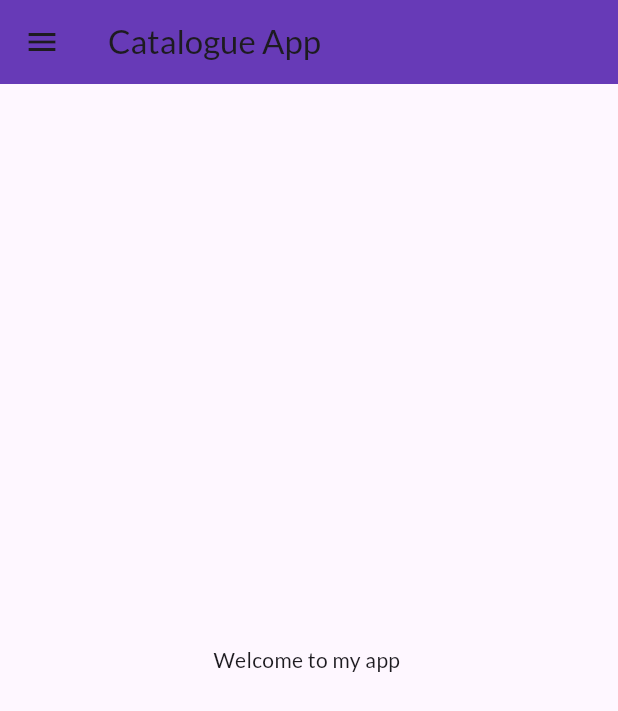
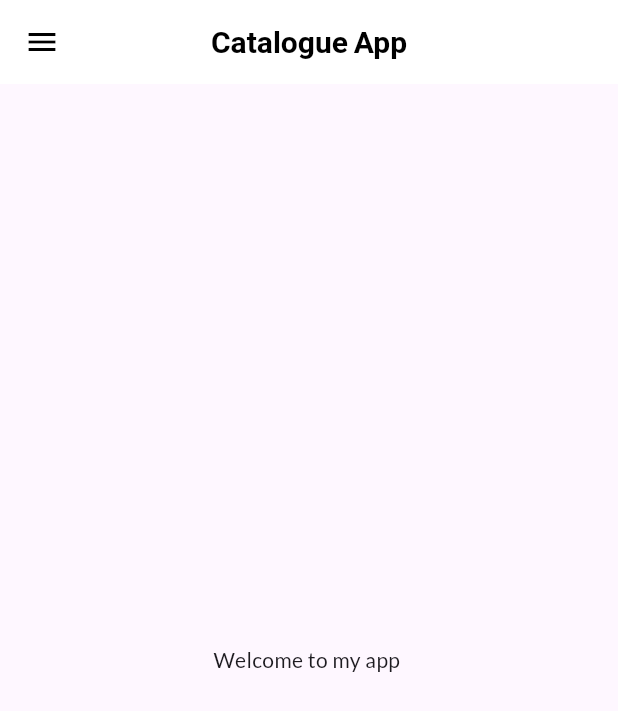
Before and after one commit to AJ7017/Catalog-App-Flutter-, a Flutter app: the screen it shows after launch, on a phone screen of 412 x 824 dp. Shown: the top 711 px of the screen. Run offline on Flutter 3.47's test engine with Material 3 defaults, Android fonts, the phone set to English and light mode, and no system bars; our stand-ins replace google_fonts.

Commit message:
day 9 completed

```diff
--- a/lib/main.dart
+++ b/lib/main.dart
@@ -1,7 +1,9 @@
 import 'package:flutter/material.dart';
+import 'package:flutter/widgets.dart';
 import 'package:flutter_application_1/pages/Homepage.dart';
 import 'package:flutter_application_1/pages/Loginpage.dart';
 import 'package:flutter_application_1/utils/routes.dart';
+import 'package:flutter_application_1/widgets/theme.dart';
 import 'package:google_fonts/google_fonts.dart';
 
 void main() {
@@ -30,14 +32,9 @@ class myapp extends StatelessWidget {
     return MaterialApp(
       //home: HomePage(),
       themeMode: ThemeMode.light, //.dark for dark theme
-      theme: ThemeData(
-        primarySwatch: Colors.deepPurple,
-        fontFamily: GoogleFonts.lato().fontFamily,
-        primaryTextTheme: GoogleFonts.latoTextTheme(),
-      ),
+      theme: MyTheme.lightTheme(context),
+      darkTheme: MyTheme.darkTheme(context),
       debugShowCheckedModeBanner: false,
-      darkTheme: ThemeData(
-        brightness: Brightness.dark),
         initialRoute:  MyRoutes.homeRoute,
         routes:{
             '/':(context)=>Loginpage(),
--- a/lib/pages/Homepage.dart
+++ b/lib/pages/Homepage.dart
@@ -10,8 +10,6 @@ class HomePage extends StatelessWidget {
     return Scaffold(
         appBar: AppBar(
           title: Text('Catalogue App'),
-          backgroundColor: Colors.deepPurple,
-
         ),
         body:Center(
           child: Container(
--- /dev/null
+++ b/lib/widgets/theme.dart
@@ -0,0 +1,24 @@
+import 'package:flutter/material.dart';
+import 'package:google_fonts/google_fonts.dart';
+
+class MyTheme{
+   static ThemeData lightTheme(BuildContext context) => ThemeData(
+        primarySwatch: Colors.deepPurple,
+        fontFamily: GoogleFonts.lato().fontFamily,
+        appBarTheme: AppBarTheme(
+          color: Colors.white,
+          elevation: 0.0,
+          iconTheme: IconThemeData(color: Colors.black),
+           titleTextStyle:  TextStyle(
+             color: Colors.black,
+             fontSize: 20,
+             fontWeight: FontWeight.bold,
+             ),
+             centerTitle: true,
+        )
+      );
+
+    static ThemeData darkTheme(BuildContext context) => ThemeData(
+       brightness: Brightness.dark,
+      );
+}
```
Also changed, not shown: lib/models/catalog.dart (added, +23 -0 lines).
